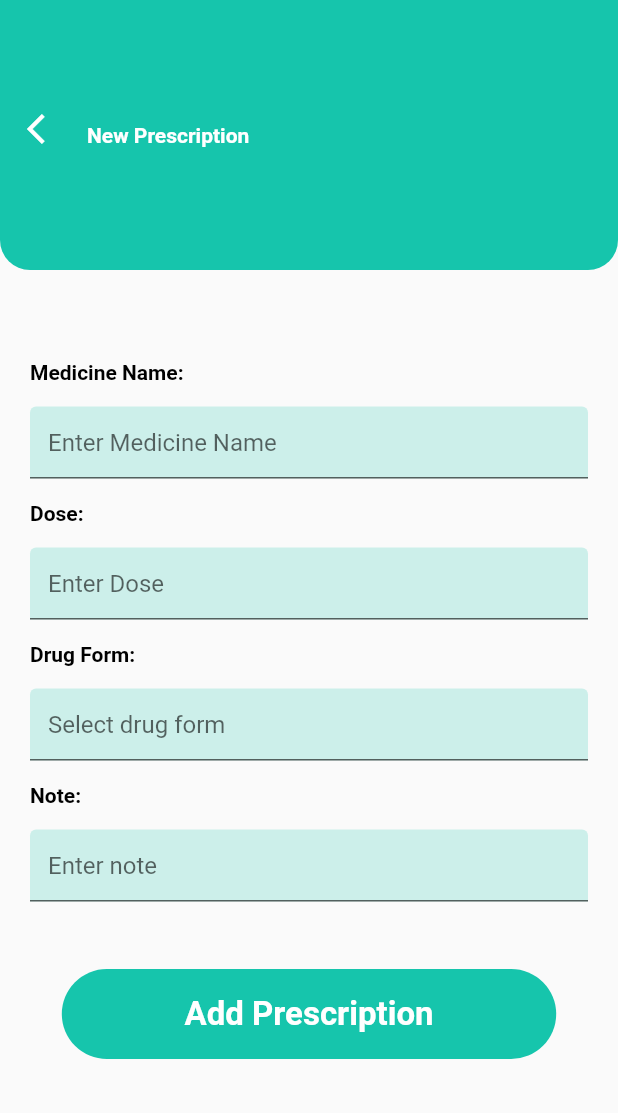
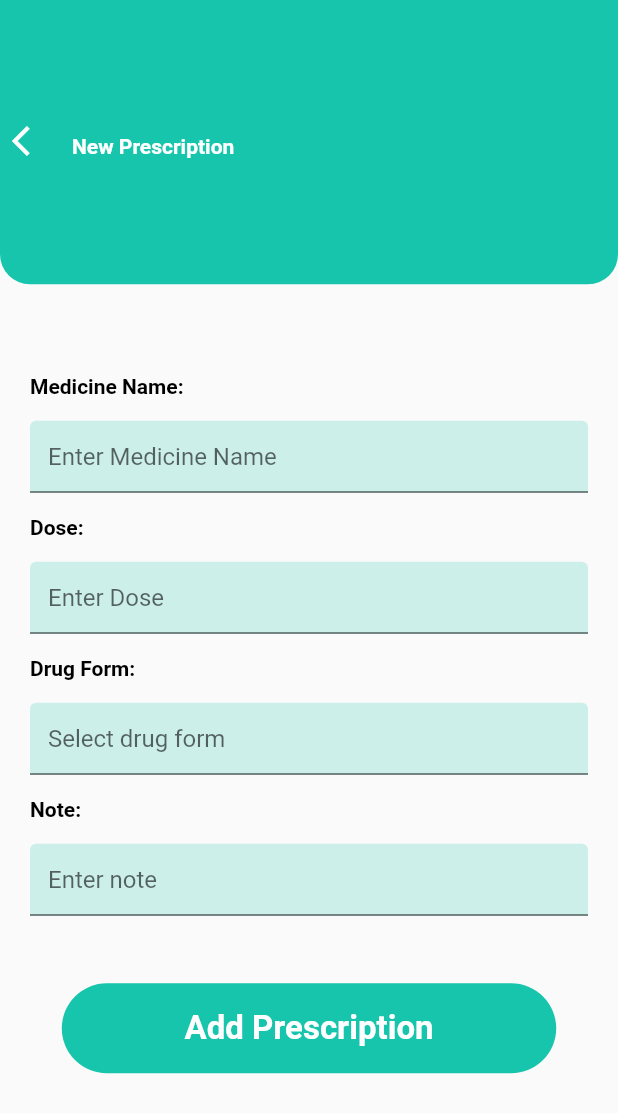
Before and after one commit to team-d4ax/SIH-doctor-side-app, a Flutter app: the AddPrescription screen opened directly, on a phone screen of 412 x 824 dp. Shown: the top 1113 px of the screen. Run offline on Flutter 3.47's test engine with Material 2 defaults, Android fonts, the phone set to English and light mode, and no system bars; missing offline and left inert: qr_code_scanner.

Commit message:
Initial Commit

```diff
--- a/lib/Pages/AddPrescription.dart
+++ b/lib/Pages/AddPrescription.dart
@@ -13,11 +13,11 @@ class _AddPrescriptionState extends State<AddPrescription> {
   Widget build(BuildContext context) {
     BuildContext mainContext = context;
     return Scaffold(
-      resizeToAvoidBottomInset: false,
+
       body: Column(
         children: [
           Container(
-            height: 180.0,
+            height: MediaQuery.of(context).size.height * 0.23,
             width: MediaQuery.of(context).size.width,
             alignment: Alignment.centerLeft,
             margin: EdgeInsets.only(bottom: 60.0),
@@ -27,8 +27,11 @@ class _AddPrescriptionState extends State<AddPrescription> {
                     bottomLeft: Radius.circular(20.0),
                     bottomRight: Radius.circular(20.0))),
             child: Padding(
-                padding: EdgeInsets.all(10.0),
-                child: Row(children: [
+                padding: EdgeInsets.only(
+                    top: MediaQuery.of(context).size.height * 0.0072
+                ),
+                child: Row(
+                    children: [
                   IconButton(
                     icon: Icon(Icons.arrow_back_ios),
                     color: Colors.white,
```
Also changed, not shown: lib/Pages/HomePage.dart (+23 -8 lines), 5 other files.
